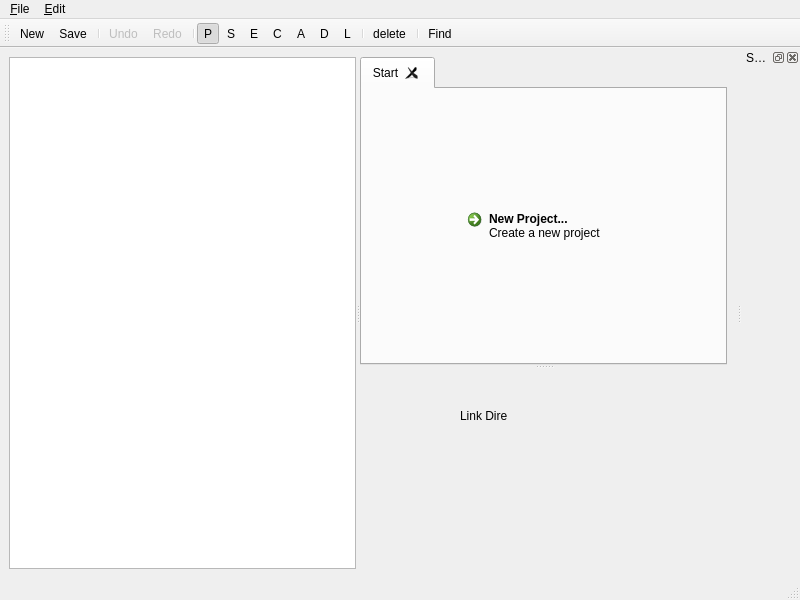
Qt form GGEditor_src/ggmainwindow.ui (kingnak/GameGenerator) before a commit.
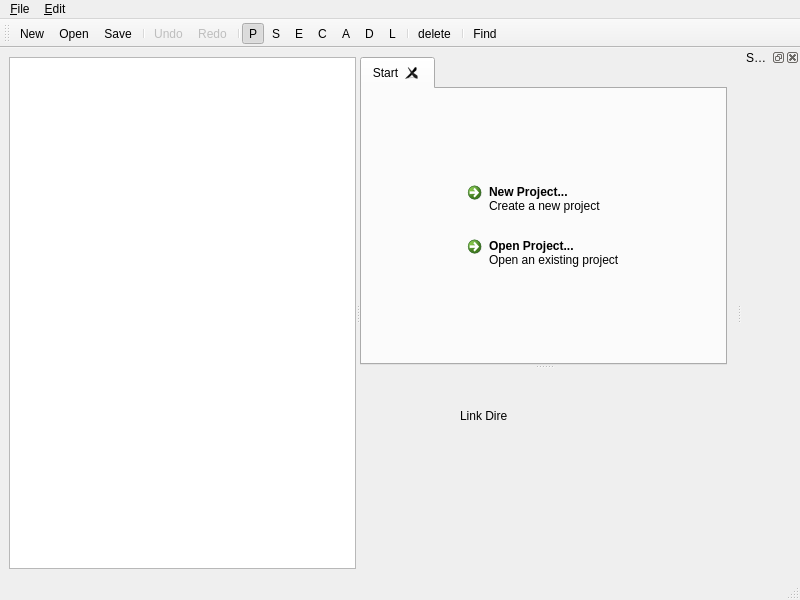
The same form after that commit. Icons and pictures are not drawn. Custom widgets are drawn as their Qt base class.

The edit to the form file:
```diff
--- a/GGEditor_src/ggmainwindow.ui
+++ b/GGEditor_src/ggmainwindow.ui
@@ -102,6 +102,21 @@
               </property>
              </widget>
             </item>
+            <item>
+             <widget class="QCommandLinkButton" name="cmdOpen">
+              <property name="text">
+               <string>Open Project...</string>
+              </property>
+              <property name="icon">
+               <iconset>
+                <normalon>:/icons/open</normalon>
+               </iconset>
+              </property>
+              <property name="description">
+               <string>Open an existing project</string>
+              </property>
+             </widget>
+            </item>
             <item>
              <spacer name="verticalSpacer">
               <property name="orientation">
@@ -266,6 +281,7 @@
     <bool>false</bool>
    </attribute>
    <addaction name="action_New"/>
+   <addaction name="actionOpen"/>
    <addaction name="actionSave"/>
    <addaction name="separator"/>
    <addaction name="actionUndo"/>
@@ -519,6 +535,19 @@
     <string>Ctrl+S</string>
    </property>
   </action>
+  <action name="actionOpen">
+   <property name="icon">
+    <iconset>
+     <normalon>:/icons/open</normalon>
+    </iconset>
+   </property>
+   <property name="text">
+    <string>&amp;Open...</string>
+   </property>
+   <property name="shortcut">
+    <string>Ctrl+O</string>
+   </property>
+  </action>
  </widget>
  <customwidgets>
   <customwidget>
```
Left out of the diff: 17 changed lines with no effect on the pictures.
